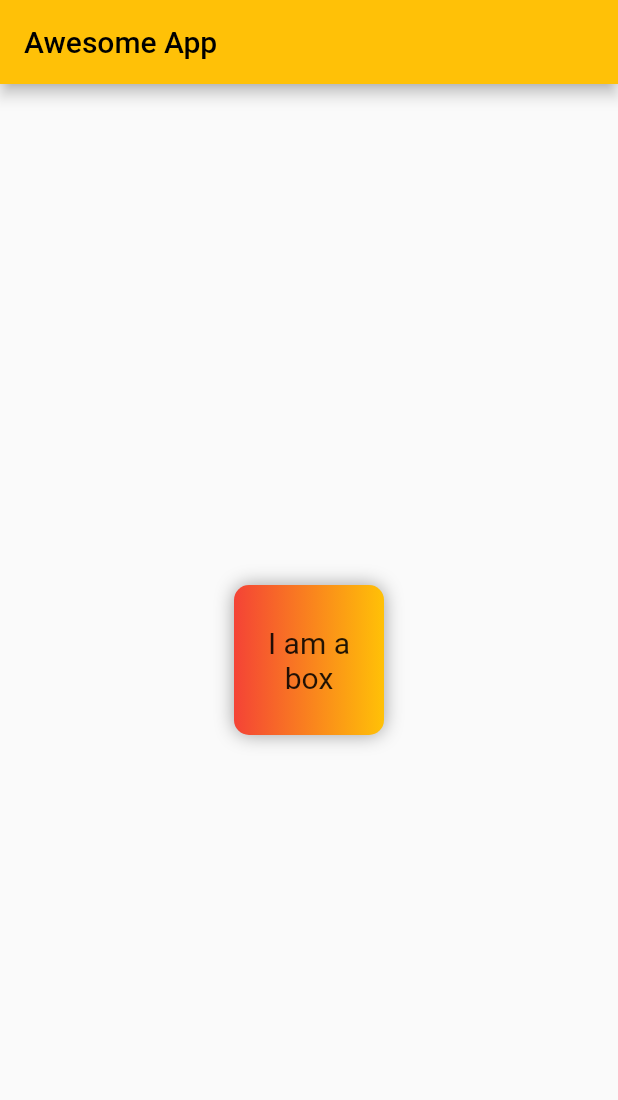
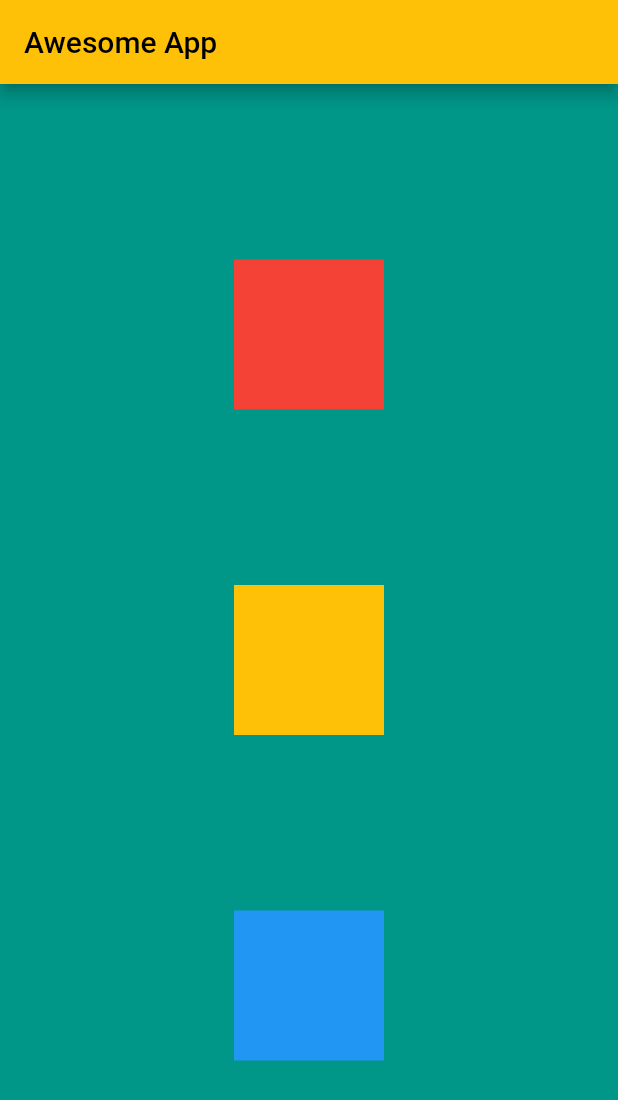
Before and after one commit to Abhaybsingh19w33/freecodecamp-flutter, a Flutter app: the screen it shows after launch, on a phone screen of 412 x 824 dp. Shown: the top 1100 px of the screen. Run offline on Flutter 3.47's test engine with Material 2 defaults, Android fonts, the phone set to English and light mode, and no system bars.

Commit message:
Row and Column

```diff
--- a/awesome_app/lib/main.dart
+++ b/awesome_app/lib/main.dart
@@ -26,39 +26,52 @@ class HomePage extends StatelessWidget {
       ),
       // body: const Text("Revision course restart"),
       // aligning the container in center
-      body: Center(
-        child: Container(
+      body: Container(
+        color: Colors.teal,
+        // height: 500,
+        width: 500,
+        child: Column(
+          mainAxisAlignment: MainAxisAlignment.spaceEvenly,
+          crossAxisAlignment: CrossAxisAlignment.center,
+          mainAxisSize: MainAxisSize.max,
+          children: <Widget>[
+            Container(
               padding: const EdgeInsets.all(8),
               // this makes whole container color red
               // cant use this property here while using boxDecoration
-          // color: Colors.red,
+              color: Colors.red,
               // creating a box
               width: 100,
               height: 100,
               // this is like handling things while cant be contained in specified area
               // clipBehavior: Clip.none,
               alignment: Alignment.center,
-          // while using boxDecoration we cant use color in sibling
-          // because color property also exist in boxDecoration they will clash
-          decoration: BoxDecoration(
-              color: Colors.red,
-              // shape: BoxShape.circle,
-              borderRadius: BorderRadius.circular(10),
-              gradient:
-                  const LinearGradient(colors: [Colors.red, Colors.amber]),
-              boxShadow: const [
-                BoxShadow(
-                  color: Colors.grey,
-                  blurRadius: 10,
-                )
-              ]),
-          child: const Text(
-            "I am a box",
-            textAlign: TextAlign.center,
-            style: TextStyle(
-              fontSize: 20,
             ),
+            Container(
+              padding: const EdgeInsets.all(8),
+              // this makes whole container color red
+              // cant use this property here while using boxDecoration
+              color: Colors.amber,
+              // creating a box
+              width: 100,
+              height: 100,
+              // this is like handling things while cant be contained in specified area
+              // clipBehavior: Clip.none,
+              alignment: Alignment.center,
             ),
+            Container(
+              padding: const EdgeInsets.all(8),
+              // this makes whole container color red
+              // cant use this property here while using boxDecoration
+              color: Colors.blue,
+              // creating a box
+              width: 100,
+              height: 100,
+              // this is like handling things while cant be contained in specified area
+              // clipBehavior: Clip.none,
+              alignment: Alignment.center,
+            ),
+          ],
         ),
       ),
     );
@@ -68,107 +81,6 @@ class HomePage extends StatelessWidget {
     // );
   }
 }
-
-
-
-
-
-
-
-
-
-
-
-
-
-
-
-
-
-
-
-
-
-
-
-
-
-
-
-
-
-
-
-
-
-
-
-
-
-
-
-
-
-
-
-
-
-
-
-
-
-
-
-
-
-
-
-
-
-
-
-
-
-
-
-
-
-
-
-
-
-
-
-
-
-
-
-
-
-
-
-
-
-
-
-
-
-
-
-
-
-
-
-
-
-
-
-
-
-
-
-
-
 
 // import 'package:flutter/material.dart';
 
```
Lines whose indentation alone changed are shown as unchanged.
